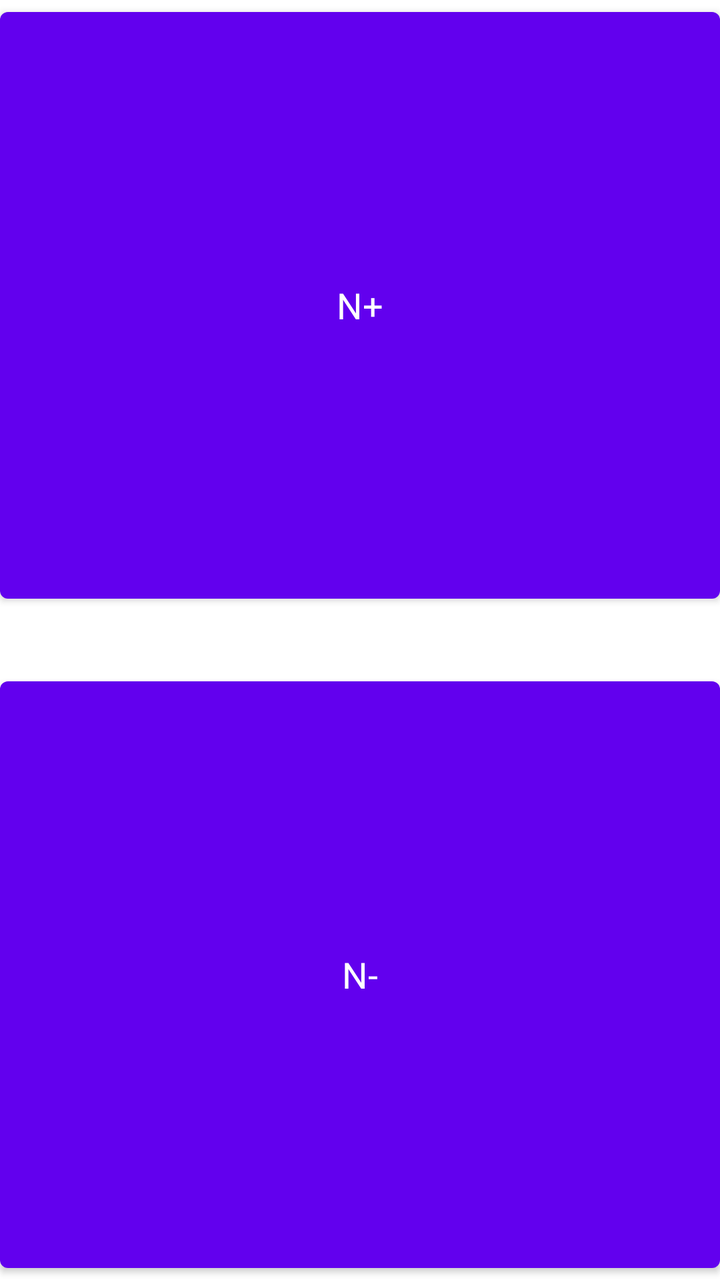
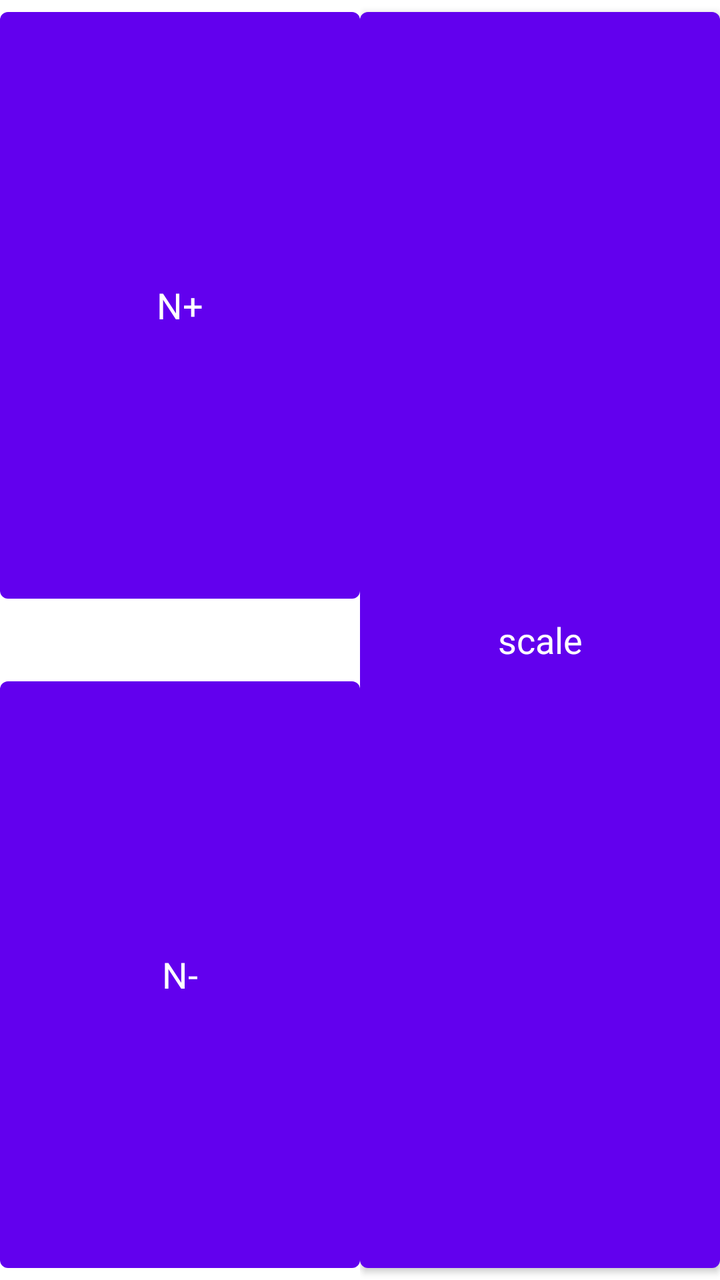

Two renders of the same Android screen: before a commit and after it. Below are the layout's source before the change and the commit's diff.
<!-- AndroidManifest.xml: fallback theme Theme.MaterialComponents.DayNight.NoActionBar -->
<!-- res/layout/fft_buttons.xml -->
<?xml version="1.0" encoding="utf-8"?>
<LinearLayout xmlns:android="http://schemas.android.com/apk/res/android"
    android:orientation="horizontal"
    android:layout_width="fill_parent"
    android:layout_height="fill_parent">
    <LinearLayout
	android:layout_width="1dp"
	android:layout_height="fill_parent"
	android:layout_weight="1"
	android:orientation="vertical">
	<Button
	    android:layout_width="fill_parent"
	    android:layout_height="1dp"
	    android:layout_weight="1"
	    android:text="N+"
	    android:textAppearance="?android:attr/textAppearanceMedium"
	    android:onClick="N_incr" />
	<TextView android:id="@+id/N_display"
	    android:layout_width="fill_parent"
	    android:layout_height="wrap_content"
	    android:gravity="center"
	    android:lines="1"
	    android:singleLine="true"
	    android:textAppearance="?android:attr/textAppearanceLarge" 
	    android:textColor="#fc4" />
	<Button
	    android:layout_width="fill_parent"
	    android:layout_height="1dp"
	    android:layout_weight="1"
	    android:text="N-"
	    android:textAppearance="?android:attr/textAppearanceMedium"
	    android:onClick="N_decr" />
    </LinearLayout>
</LinearLayout>
<!-- resources referenced by this layout -->
<resources>

</resources>

<!-- the commit's change to res/layout/fft_buttons.xml (unified diff, before → after) -->
@@ -31,4 +31,17 @@
 	    android:textAppearance="?android:attr/textAppearanceMedium"
 	    android:onClick="N_decr" />
     </LinearLayout>
+    <LinearLayout
+	android:layout_width="1dp"
+	android:layout_height="fill_parent"
+	android:layout_weight="1"
+	android:orientation="vertical">
+	<Button android:id="@+id/grid_button"
+	    android:layout_width="fill_parent"
+	    android:layout_height="1dp"
+	    android:layout_weight="1"
+	    android:text="scale"
+	    android:textAppearance="?android:attr/textAppearanceMedium"
+	    android:onClick="grid_toggle" />
+   </LinearLayout>
 </LinearLayout>
